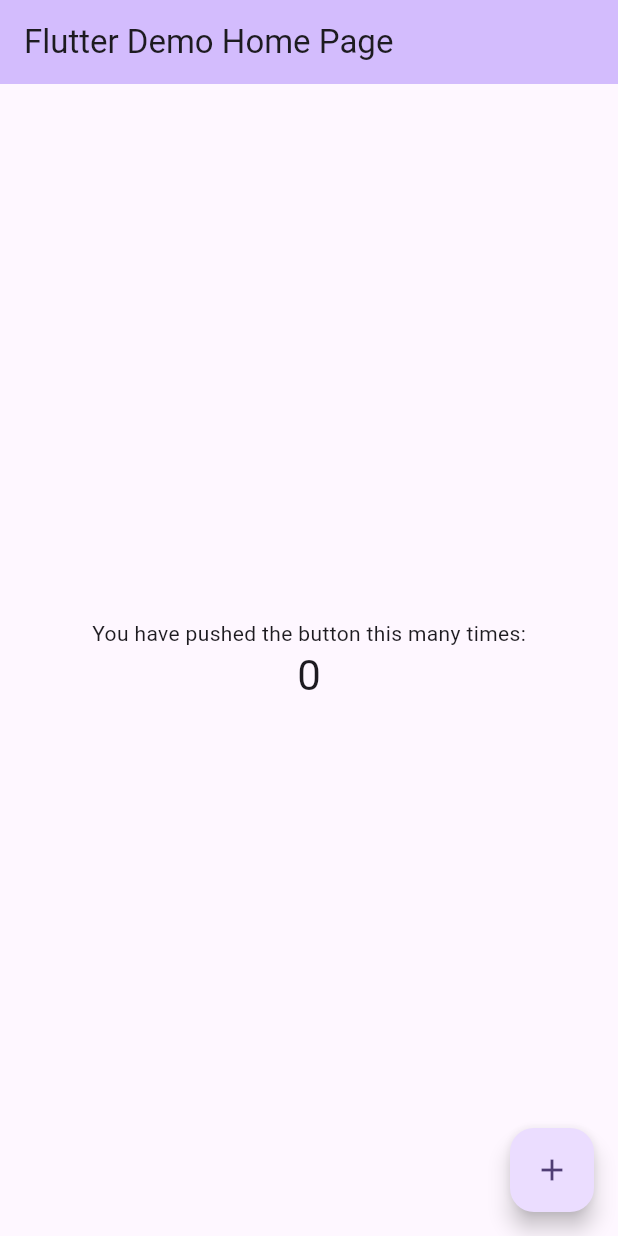
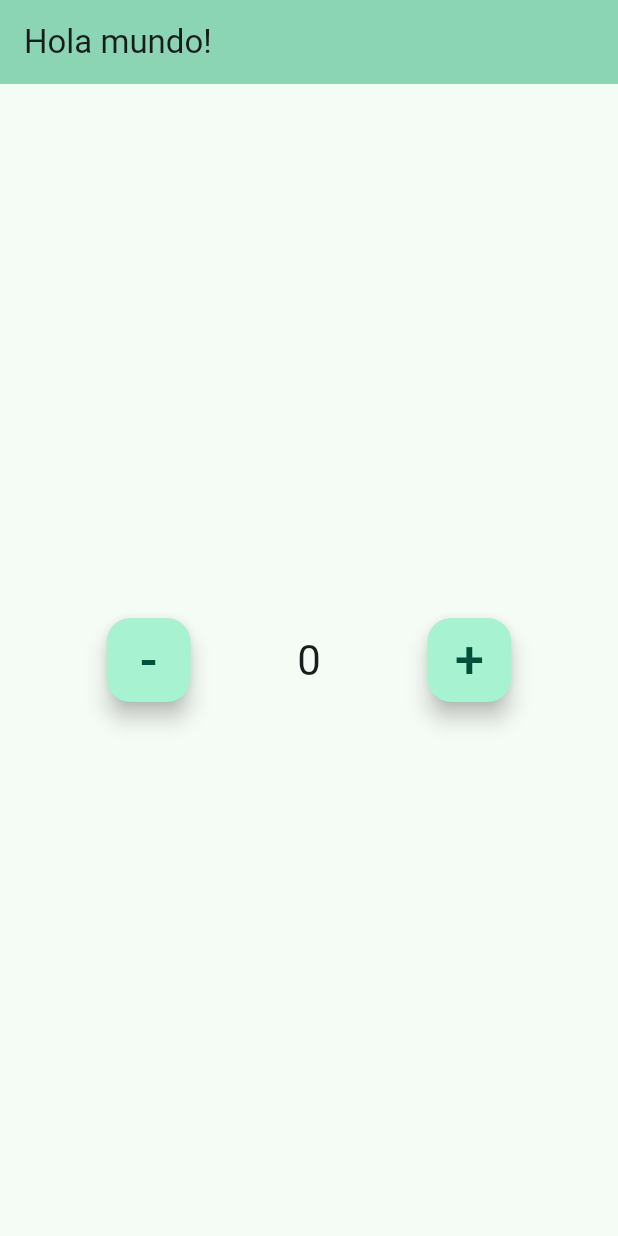
Before and after one commit to jmoreno999/contador, a Flutter app: the screen it shows after launch, on a phone screen of 412 x 824 dp. Run offline on Flutter 3.47's test engine with Material 3 defaults, Android fonts, the phone set to English and light mode, and no system bars.

Commit message:
hola mundo

```diff
--- a/lib/main.dart
+++ b/lib/main.dart
@@ -13,40 +13,17 @@
     return MaterialApp(
       title: 'Flutter Demo',
       theme: ThemeData(
-        // This is the theme of your application.
-        //
-        // TRY THIS: Try running your application with "flutter run". You'll see
-        // the application has a purple toolbar. Then, without quitting the app,
-        // try changing the seedColor in the colorScheme below to Colors.green
-        // and then invoke "hot reload" (save your changes or press the "hot
-        // reload" button in a Flutter-supported IDE, or press "r" if you used
-        // the command line to start the app).
-        //
-        // Notice that the counter didn't reset back to zero; the application
-        // state is not lost during the reload. To reset the state, use hot
-        // restart instead.
-        //
-        // This works for code too, not just values: Most code changes can be
-        // tested with just a hot reload.
-        colorScheme: ColorScheme.fromSeed(seedColor: Colors.deepPurple),
+        colorScheme: ColorScheme.fromSeed(
+            seedColor: const Color.fromARGB(255, 27, 123, 92)),
         useMaterial3: true,
       ),
-      home: const MyHomePage(title: 'Flutter Demo Home Page'),
+      home: const MyHomePage(title: 'Hola mundo!'),
     );
   }
 }
 
 class MyHomePage extends StatefulWidget {
   const MyHomePage({super.key, required this.title});
-
-  // This widget is the home page of your application. It is stateful, meaning
-  // that it has a State object (defined below) that contains fields that affect
-  // how it looks.
-
-  // This class is the configuration for the state. It holds the values (in this
-  // case the title) provided by the parent (in this case the App widget) and
-  // used by the build method of the State. Fields in a Widget subclass are
-  // always marked "final".
 
   final String title;
 
@@ -59,67 +36,48 @@
 
   void _incrementCounter() {
     setState(() {
-      // This call to setState tells the Flutter framework that something has
-      // changed in this State, which causes it to rerun the build method below
-      // so that the display can reflect the updated values. If we changed
-      // _counter without calling setState(), then the build method would not be
-      // called again, and so nothing would appear to happen.
       _counter++;
+    });
+  }
+
+  void _decreaseCounter() {
+    setState(() {
+      _counter = _counter - 1;
     });
   }
 
   @override
   Widget build(BuildContext context) {
-    // This method is rerun every time setState is called, for instance as done
-    // by the _incrementCounter method above.
-    //
-    // The Flutter framework has been optimized to make rerunning build methods
-    // fast, so that you can just rebuild anything that needs updating rather
-    // than having to individually change instances of widgets.
     return Scaffold(
       appBar: AppBar(
-        // TRY THIS: Try changing the color here to a specific color (to
-        // Colors.amber, perhaps?) and trigger a hot reload to see the AppBar
-        // change color while the other colors stay the same.
         backgroundColor: Theme.of(context).colorScheme.inversePrimary,
-        // Here we take the value from the MyHomePage object that was created by
-        // the App.build method, and use it to set our appbar title.
         title: Text(widget.title),
       ),
       body: Center(
-        // Center is a layout widget. It takes a single child and positions it
-        // in the middle of the parent.
-        child: Column(
-          // Column is also a layout widget. It takes a list of children and
-          // arranges them vertically. By default, it sizes itself to fit its
-          // children horizontally, and tries to be as tall as its parent.
-          //
-          // Column has various properties to control how it sizes itself and
-          // how it positions its children. Here we use mainAxisAlignment to
-          // center the children vertically; the main axis here is the vertical
-          // axis because Columns are vertical (the cross axis would be
-          // horizontal).
-          //
-          // TRY THIS: Invoke "debug painting" (choose the "Toggle Debug Paint"
-          // action in the IDE, or press "p" in the console), to see the
-          // wireframe for each widget.
-          mainAxisAlignment: MainAxisAlignment.center,
+        child: Row(
+          mainAxisAlignment: MainAxisAlignment.spaceEvenly,
           children: <Widget>[
-            const Text(
-              'You have pushed the button this many times:',
+            FloatingActionButton(
+              onPressed: _decreaseCounter,
+              child: Text(
+                '-',
+                style: TextStyle(fontSize: 35),
+              ),
             ),
             Text(
               '$_counter',
               style: Theme.of(context).textTheme.headlineMedium,
             ),
+            FloatingActionButton(
+              onPressed: _incrementCounter,
+              child: Text(
+                '+',
+                style: TextStyle(fontSize: 35),
+              ),
+            ),
           ],
         ),
       ),
-      floatingActionButton: FloatingActionButton(
-        onPressed: _incrementCounter,
-        tooltip: 'Increment',
-        child: const Icon(Icons.add),
-      ), // This trailing comma makes auto-formatting nicer for build methods.
     );
   }
 }
```
